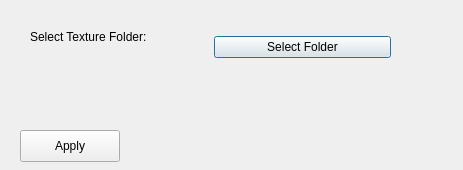
Above: src/gui.ui from nMDaas/USD_Switchboard before the change. Below: the same form after it.
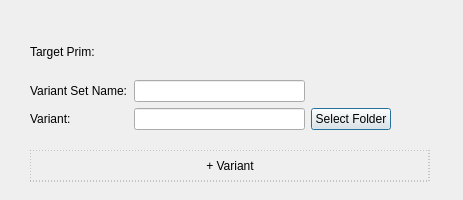
That is the form after the change.

What changed in the file:
```diff
--- a/src/gui.ui
+++ b/src/gui.ui
@@ -8,7 +8,7 @@
                 <x>0</x>
                 <y>0</y>
                 <width>463</width>
-                <height>170</height>
+                <height>200</height>
             </rect>
         </property>
 
@@ -30,47 +30,102 @@
 
                 <!-- row 0 -->
                 <item row="0" column="0">
-                    <layout class="QVBoxLayout" name="verticalLayout_2">
-                        <item>
-                            <widget class="QLabel" name="label">
-                                <property name="text">
-                                    <string>Select Texture Folder:</string>
-                                </property>
-                            </widget>
-                        </item>
-                        <item>
-                            <widget class="QLabel" name="filename_label">
-                                <property name="text">
-                                    <string></string>
-                                </property>
-                            </widget>
-                        </item>
-                    </layout>
+                    <widget class="QLabel" name="targetPrim">
+                        <property name="text">
+                            <string>Target Prim: </string>
+                        </property>
+                    </widget>
                 </item>
                 <item row="0" column="1">
+                    <widget class="QLabel" name="targetPrimName">
+                        <property name="text">
+                            <string/>
+                        </property>
+                    </widget>
+                </item>
+
+                <!-- row 1 -->
+                <item row="1" column="0">
+                    <layout class="QVBoxLayout" name="verticalLayout_2">
+                        <item>
+                            <widget class="QLabel" name="label">
+                                <property name="text">
+                                    <string>Variant Set Name:</string>
+                                </property>
+                            </widget>
+                        </item>
+                    </layout>
+                </item>
+                <item row="1" column="1">
+                    <widget class="QLineEdit" name="vs_name_input">
+                        <property name="text">
+                            <string></string>
+                        </property>
+                    </widget>
+                </item>
+
+                <!-- row 2 -->
+                <item row="2" column="0">
+                    <layout class="QVBoxLayout" name="verticalLayout_2">
+                        <item>
+                            <widget class="QLabel" name="label">
+                                <property name="text">
+                                    <string>Variant:</string>
+                                </property>
+                            </widget>
+                        </item>
+                    </layout>
+                </item>
+                <item row="2" column="1">
+                    <widget class="QLineEdit" name="v_name_input">
+                        <property name="text">
+                            <string></string>
+                        </property>
+                    </widget>
+                </item>
+                <item row="2" column="2">
                     <widget class="QPushButton" name="select_button">
                         <property name="text">
                             <string>Select Folder</string>
                         </property>
                     </widget>
                 </item>
-
-                <item row="1" column="0">
-                    <widget class="QLabel" name="warnings">
-                        <property name="text">
-                            <string/>
-                        </property>
-                    </widget>
-                </item>
-
             </layout>
         </widget>
 
+        <widget class="QPushButton" name="warnings">
+            <property name="text">
+                <string> + Variant </string>
+            </property>
+            <property name="geometry">
+                <rect>
+                    <x>30</x>
+                    <y>150</y>
+                    <width>400</width>
+                    <height>32</height>
+                </rect>
+            </property>
+            <property name="flat">
+                <bool>true</bool>
+            </property>
+            <property name="styleSheet">
+                <string>
+                    QPushButton {
+                        border: 1px dashed #999;
+                        padding: 6px;
+                    }
+                    QPushButton:hover {
+                        border-color: #666;
+                    }
+                </string>
+            </property>
+        </widget>
+
         <widget class="QPushButton" name="apply_button">
             <property name="geometry">
                 <rect>
-                    <x>20</x>
-                    <y>130</y>
+                    <x>30</x>
+                    <y>200</y>
                     <width>100</width>
                     <height>32</height>
                 </rect>
```
